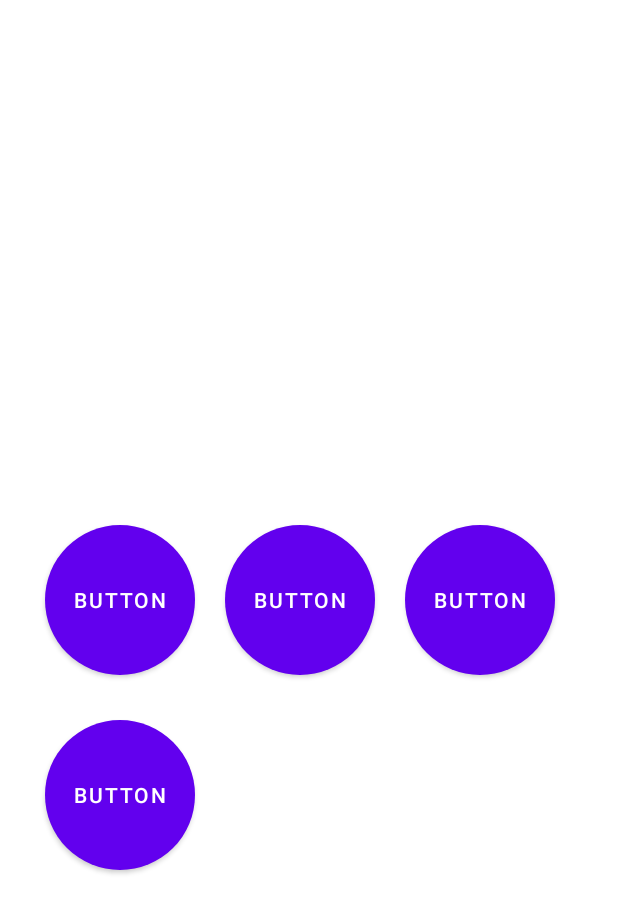
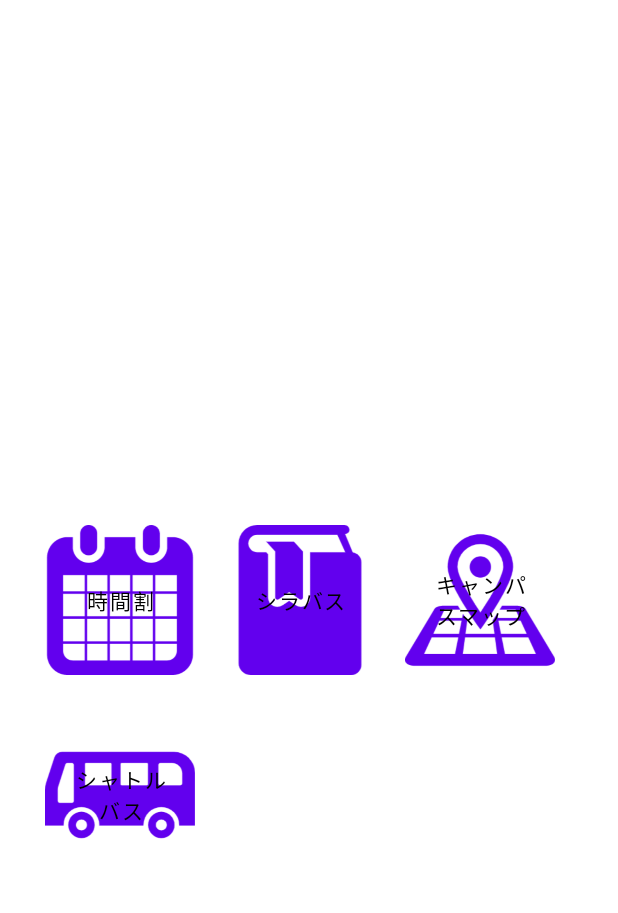
Before and after one commit to intinfo-tsudoi/TomidaiApp, an Android app: the layout activity_main.xml on its own in the app's theme, with its tools: preview values and no code run, on a phone screen of 412 x 824 dp. Shown: the top 913 px of the screen. Run offline under Robolectric (Android 15) with nearby library versions, the phone set to English and light mode, and no system bars.

Commit message:
・ボタンをアイコン化 ・カルーセル修正 ・シャトルバスのリンクを開けるように

```diff
--- a/app/src/main/res/layout/activity_main.xml
+++ b/app/src/main/res/layout/activity_main.xml
@@ -12,53 +12,61 @@
         android:layout_height="250dp"
         android:layout_marginTop="50dp"
         app:layout_constraintStart_toStartOf="parent"
-        app:layout_constraintTop_toTopOf="parent"/>
+        app:layout_constraintTop_toTopOf="parent" />
 
     <Button
-        android:id="@+id/button"
+        android:id="@+id/imageView1"
         android:layout_width="100dp"
         android:layout_height="100dp"
         android:layout_marginLeft="30dp"
         android:layout_marginTop="50dp"
-        android:background="@drawable/circle_button"
+        android:background="@drawable/icon_timetable"
         android:onClick="ButtonTapped"
-        android:text="Button"
+        android:scaleType="centerInside"
+        android:text="時間割"
+        android:textColor="#000000"
         app:layout_constraintStart_toStartOf="parent"
         app:layout_constraintTop_toBottomOf="@+id/pager" />
 
     <Button
-        android:id="@+id/button2"
+        android:id="@+id/imageView2"
         android:layout_width="100dp"
         android:layout_height="100dp"
         android:layout_marginLeft="150dp"
         android:layout_marginTop="50dp"
-        android:background="@drawable/circle_button"
+        android:background="@drawable/icon_syllabus"
         android:onClick="ButtonTapped"
-        android:text="Button"
+        android:scaleType="centerInside"
+        android:text="シラバス"
+        android:textColor="#000000"
         app:layout_constraintStart_toStartOf="parent"
         app:layout_constraintTop_toBottomOf="@+id/pager" />
 
     <Button
-        android:id="@+id/button3"
+        android:id="@+id/imageView3"
         android:layout_width="100dp"
         android:layout_height="100dp"
         android:layout_marginLeft="270dp"
         android:layout_marginTop="50dp"
-        android:background="@drawable/circle_button"
+        android:background="@drawable/icon_map"
         android:onClick="ButtonTapped"
-        android:text="Button"
+        android:scaleType="centerInside"
+        android:text="キャンパスマップ"
+        android:textColor="#000000"
         app:layout_constraintStart_toStartOf="parent"
         app:layout_constraintTop_toBottomOf="@+id/pager" />
 
     <Button
-        android:id="@+id/button4"
+        android:id="@+id/imageView4"
         android:layout_width="100dp"
         android:layout_height="100dp"
         android:layout_marginLeft="30dp"
         android:layout_marginTop="180dp"
-        android:background="@drawable/circle_button"
-        android:onClick="ButtonTapped"
-        android:text="Button"
+        android:background="@drawable/icon_bus"
+        android:onClick="onBusBtnTapped"
+        android:scaleType="centerInside"
+        android:text="シャトルバス"
+        android:textColor="#000000"
         app:layout_constraintStart_toStartOf="parent"
         app:layout_constraintTop_toBottomOf="@+id/pager" />
 
--- a/app/src/main/res/values/strings.xml
+++ b/app/src/main/res/values/strings.xml
@@ -4,4 +4,6 @@
     <string name="title_activity_maps">Map</string>
     <string name="title_activity_maps_takaoka">Map</string>
     <string name="test_text">TEST_TEXT</string>
+    <string name="image_description" />
+    <string name="img_description" />
 </resources>
```
Also changed, not shown: app/src/main/java/com/dryad/tomidaiapp/MainActivity.kt (+7 -1 lines), app/src/main/res/layout/fragment_screen_slide_page.xml (+10 -14 lines), app/src/main/res/drawable-v24/icon_map.png (added), app/src/main/res/drawable/icon_bus.png (added), app/src/main/res/drawable/icon_syllabus.png (added), app/src/main/res/drawable/icon_timetable.png (added).
